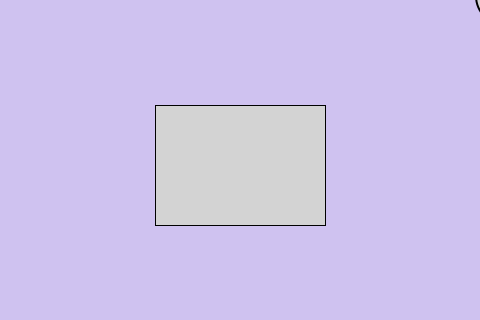
First picture: the form in mainwindow.ui, repository Anuta-loginova/Meteor-project-_2, before the edit; both pictures show x 145 to 625 and y 175 to 495 of the 800 by 600 pixel window.
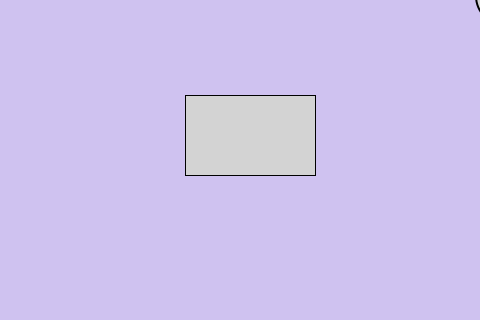
Second picture: the form after the edit.

```diff
--- a/mainwindow.ui
+++ b/mainwindow.ui
@@ -66,10 +66,10 @@
     </property>
     <property name="geometry">
      <rect>
-      <x>300</x>
-      <y>280</y>
-      <width>171</width>
-      <height>121</height>
+      <x>330</x>
+      <y>270</y>
+      <width>131</width>
+      <height>81</height>
      </rect>
     </property>
     <property name="sizeIncrement">
```
